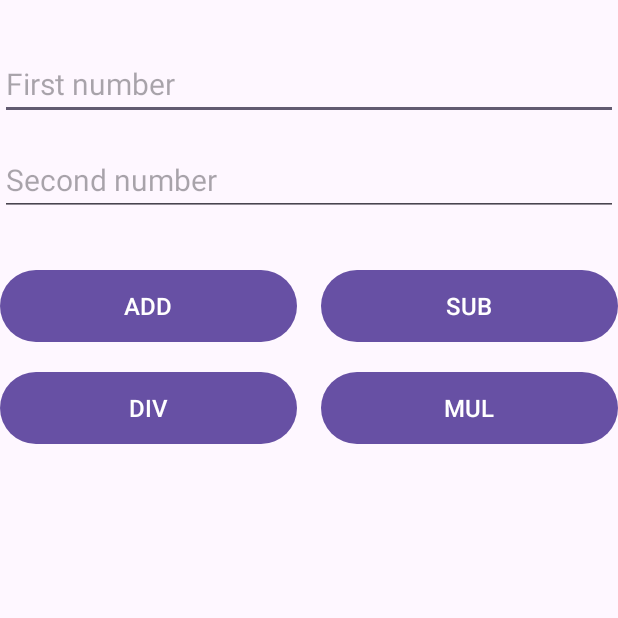
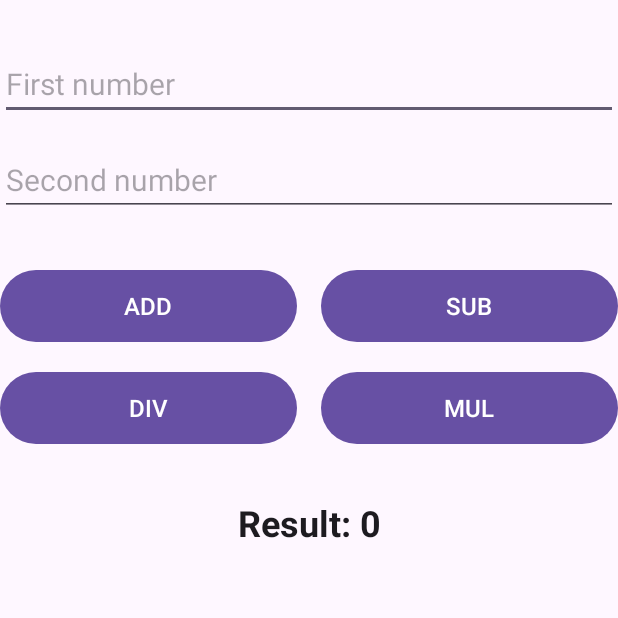
Before and after one commit to TristanCebron/DebuggerTest, an Android app: the screen it shows after launch (MainActivity), after a tap on "SUB", on a phone screen of 412 x 824 dp, the top half of it. Run offline under Robolectric (Android 15) with nearby library versions, the phone set to English and light mode, and no system bars; 1 statement that could not run was skipped; 1 other tap on this screen came first.

Commit message:
Added code to MainActivity.java and changed values in strings.xml

```diff
--- a/app/src/main/java/com/example/debuggertest/MainActivity.java
+++ b/app/src/main/java/com/example/debuggertest/MainActivity.java
@@ -1,6 +1,8 @@
+
 package com.example.debuggertest;
 
 import android.os.Bundle;
+import android.util.Log;
 import android.widget.Button;
 import android.widget.EditText;
 import android.widget.TextView;
@@ -16,73 +18,141 @@ import java.text.DecimalFormat;
 
 public class MainActivity extends AppCompatActivity {
 
-    private EditText etNum1;
-    private EditText etNum2;
-    private TextView tvResult;
+    private static final String TAG = "SimpleCalc";
+
+    private EditText mOperandOneEditText;
+    private EditText mOperandTwoEditText;
+    private TextView mResultTextView;
 
     @Override
     protected void onCreate(Bundle savedInstanceState) {
         super.onCreate(savedInstanceState);
         EdgeToEdge.enable(this);
         setContentView(R.layout.activity_main);
-        ViewCompat.setOnApplyWindowInsetsListener(findViewById(R.id.main), (v, insets) -> {
-            Insets systemBars = insets.getInsets(WindowInsetsCompat.Type.systemBars());
-            v.setPadding(systemBars.left, systemBars.top, systemBars.right, systemBars.bottom);
-            return insets;
-        });
 
-        etNum1 = findViewById(R.id.etNum1);
-        etNum2 = findViewById(R.id.etNum2);
-        tvResult = findViewById(R.id.tvResult);
+        ViewCompat.setOnApplyWindowInsetsListener(
+                findViewById(R.id.main), (v, insets) -> {
+                    Insets systemBars = insets.getInsets(
+                            WindowInsetsCompat.Type.systemBars());
+                    v.setPadding(systemBars.left, systemBars.top,
+                            systemBars.right, systemBars.bottom);
+                    return insets;
+                });
+
+        mOperandOneEditText = findViewById(R.id.etNum1);
+        mOperandTwoEditText = findViewById(R.id.etNum2);
+        mResultTextView = findViewById(R.id.tvResult);
 
         Button btnAdd = findViewById(R.id.btnAdd);
         Button btnSub = findViewById(R.id.btnSub);
         Button btnDiv = findViewById(R.id.btnDiv);
         Button btnMul = findViewById(R.id.btnMul);
 
-        btnAdd.setOnClickListener(v -> performOperation('+'));
-        btnSub.setOnClickListener(v -> performOperation('-'));
-        btnDiv.setOnClickListener(v -> performOperation('/'));
-        btnMul.setOnClickListener(v -> performOperation('*'));
+        btnAdd.setOnClickListener(v -> onAdd());
+        btnSub.setOnClickListener(v -> onSub());
+        btnDiv.setOnClickListener(v -> onDiv());
+        btnMul.setOnClickListener(v -> onMul());
     }
 
-    private void performOperation(char op) {
-        String str1 = etNum1.getText().toString().trim();
-        String str2 = etNum2.getText().toString().trim();
+    private void onAdd() {
+        compute(Calculator.Operator.ADD);
+    }
 
-        if (str1.isEmpty() || str2.isEmpty()) {
-            Toast.makeText(this, getString(R.string.error_enter_numbers), Toast.LENGTH_SHORT).show();
-            return;
+    private void onSub() {
+        compute(Calculator.Operator.SUB);
+    }
+
+    private void onDiv() {
+        compute(Calculator.Operator.DIV);
+    }
+
+    private void onMul() {
+        compute(Calculator.Operator.MUL);
+    }
+
+    private String getOperandText(EditText editText) {
+        return editText.getText().toString().trim();
+    }
+
+    private double getOperand(EditText editText) {
+        String input = getOperandText(editText);
+        return Double.parseDouble(input.replace(',', '.'));
+    }
+
+    private void compute(Calculator.Operator operator) {
+        try {
+            double operandOne = getOperand(mOperandOneEditText);
+            double operandTwo = getOperand(mOperandTwoEditText);
+            double result;
+
+            switch (operator) {
+                case ADD:
+                    result = Calculator.add(operandOne, operandTwo);
+                    break;
+
+                case SUB:
+                    result = Calculator.subtract(operandOne, operandTwo);
+                    break;
+
+                case DIV:
+                    result = Calculator.divide(operandOne, operandTwo);
+                    break;
+
+                case MUL:
+                    result = Calculator.multiply(operandOne, operandTwo);
+                    break;
+
+                default:
+                    throw new IllegalArgumentException(
+                            "Unknown operator: " + operator);
+            }
+
+            if (Double.isNaN(result)) {
+                mResultTextView.setText(
+                        getString(R.string.result_prefix, "NaN"));
+
+            } else if (Double.isInfinite(result)) {
+                mResultTextView.setText(R.string.error_div_zero);
+
+            } else {
+                DecimalFormat format =
+                        new DecimalFormat("0.##########");
+
+                mResultTextView.setText(
+                        getString(R.string.result_prefix,
+                                format.format(result)));
+            }
+
+            Log.d(TAG, "operator=" + operator
+                    + ", operandOne=" + operandOne
+                    + ", operandTwo=" + operandTwo
+                    + ", result=" + result);
+
+        } catch (NumberFormatException e) {
+            Log.e(TAG, "Napaka pri pretvorbi stevila", e);
+            showInputError();
+        }
+    }
+
+    private void showInputError() {
+        String first = getOperandText(mOperandOneEditText);
+        String second = getOperandText(mOperandTwoEditText);
+
+        if (first.isEmpty()) {
+            mOperandOneEditText.setError(
+                    getString(R.string.error_required_field));
         }
 
-        try {
-            double num1 = Double.parseDouble(str1);
-            double num2 = Double.parseDouble(str2);
-            double result = 0;
+        if (second.isEmpty()) {
+            mOperandTwoEditText.setError(
+                    getString(R.string.error_required_field));
+        }
 
-            switch (op) {
-                case '+':
-                    result = num1 + num2;
-                    break;
-                case '-':
-                    result = num1 - num2;
-                    break;
-                case '*':
-                    result = num1 * num2;
-                    break;
-                case '/':
-                    if (num2 == 0) {
-                        tvResult.setText(getString(R.string.error_div_zero));
-                        return;
-                    }
-                    result = num1 / num2;
-                    break;
-            }
+        int message = (first.isEmpty() || second.isEmpty())
+                ? R.string.error_enter_numbers
+                : R.string.error_invalid_number;
 
-            DecimalFormat df = new DecimalFormat("0.##########");
-            tvResult.setText(getString(R.string.result_prefix, df.format(result)));
-        } catch (NumberFormatException e) {
-            Toast.makeText(this, getString(R.string.error_enter_numbers), Toast.LENGTH_SHORT).show();
-        }
+        mResultTextView.setText(message);
+        Toast.makeText(this, message, Toast.LENGTH_SHORT).show();
     }
 }
--- a/app/src/main/res/values/strings.xml
+++ b/app/src/main/res/values/strings.xml
@@ -1,12 +1,19 @@
+
 <resources>
-    <string name="app_name">DebuggerTest</string>
+    <string name="app_name">DebuggerTest - SimpleCalc</string>
+
     <string name="first_number">First number</string>
     <string name="second_number">Second number</string>
+
     <string name="add">ADD</string>
     <string name="sub">SUB</string>
     <string name="div">DIV</string>
     <string name="mul">MUL</string>
+
     <string name="result_prefix">Result: %s</string>
+
     <string name="error_enter_numbers">Please enter both numbers</string>
+    <string name="error_required_field">This field is required</string>
+    <string name="error_invalid_number">Please enter valid numbers</string>
     <string name="error_div_zero">Cannot divide by zero</string>
 </resources>
```
